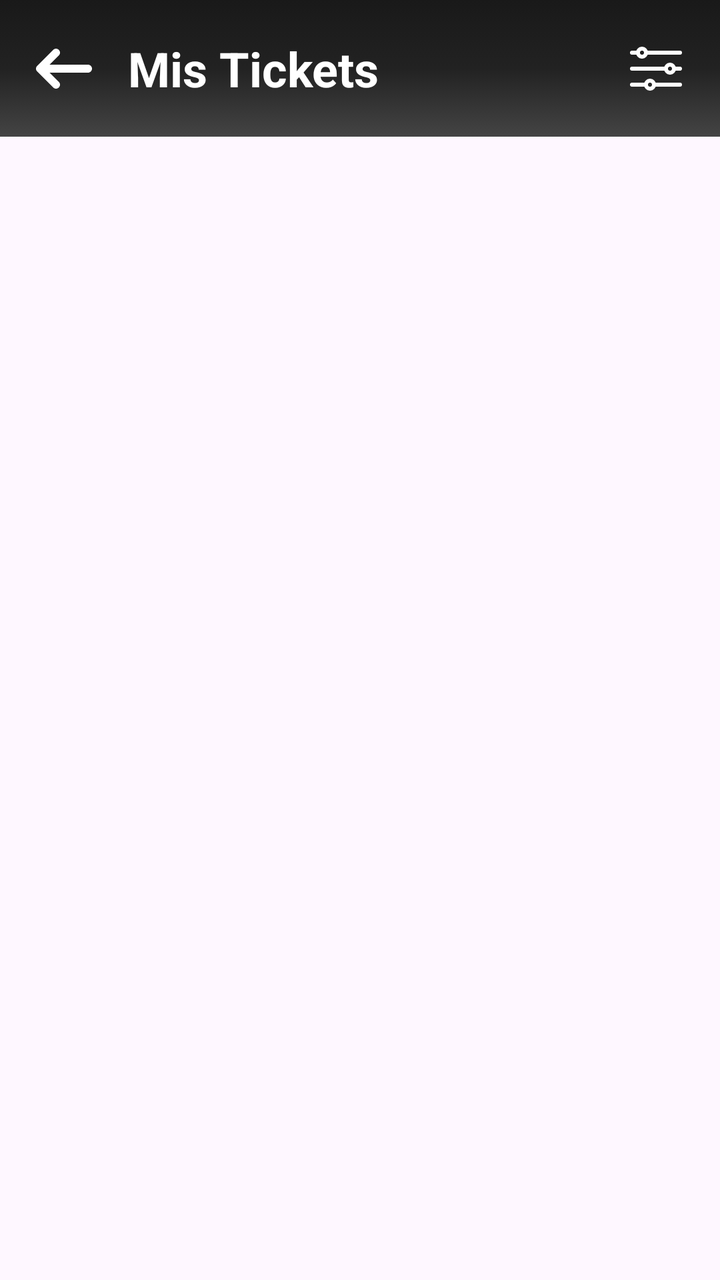
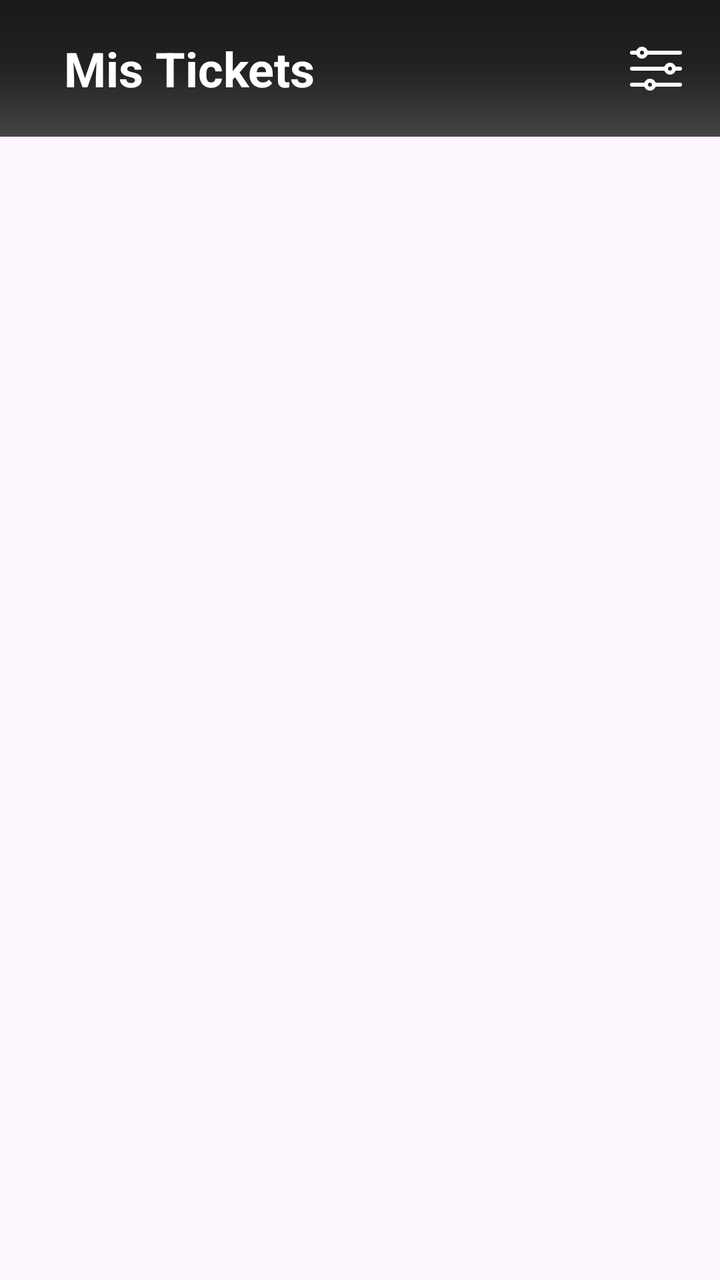

Screens rendered from an Android XML layout before and after an edit, with the pre-edit source and the edit as a unified diff.
<!-- AndroidManifest.xml: application theme Theme.ReparApp -->
<!-- res/layout/fragment_ticket_list_user.xml -->
<?xml version="1.0" encoding="utf-8"?>
<LinearLayout xmlns:android="http://schemas.android.com/apk/res/android"
    xmlns:tools="http://schemas.android.com/tools"
    android:layout_width="match_parent"
    android:layout_height="match_parent"
    android:orientation="vertical"
    xmlns:app="http://schemas.android.com/apk/res-auto"
    tools:context=".views.ui.fragments.ReportFragment">

    <androidx.constraintlayout.widget.ConstraintLayout
        android:id="@+id/headerLayout"
        android:layout_width="match_parent"
        android:layout_height="wrap_content"
        android:background="@drawable/bg_fondo"
        android:gravity="center_vertical"
        android:orientation="horizontal"
        android:paddingHorizontal="16dp"
        android:paddingVertical="18dp">

        <ImageView
            android:id="@+id/img_flecha_back"
            android:layout_width="wrap_content"
            android:layout_height="wrap_content"
            app:layout_constraintStart_toStartOf="parent"
            app:layout_constraintTop_toTopOf="parent"
            app:layout_constraintBottom_toBottomOf="parent"
            android:src="@drawable/icon_arrow_back"
            />

        <TextView
            android:id="@+id/tv_titulo_home"
            android:layout_width="wrap_content"
            android:layout_height="wrap_content"
            android:layout_marginStart="16dp"
            android:text="Mis Tickets"
            android:textColor="@android:color/white"
            android:textSize="24sp"
            android:textStyle="bold"
            app:layout_constraintStart_toEndOf="@id/img_flecha_back"
            app:layout_constraintTop_toTopOf="parent" />

        <ImageView
            android:id="@+id/img_filter"
            android:layout_width="wrap_content"
            android:layout_height="wrap_content"
            app:layout_constraintEnd_toEndOf="parent"
            app:layout_constraintTop_toTopOf="parent"
            app:layout_constraintBottom_toBottomOf="parent"
            android:src="@drawable/icon_filter"
            />

    </androidx.constraintlayout.widget.ConstraintLayout>

    <androidx.recyclerview.widget.RecyclerView
        android:id="@+id/rv_lista_tickets"
        android:layout_width="match_parent"
        android:layout_height="wrap_content"
        android:layout_marginTop="10dp"
        android:layout_marginHorizontal="20dp"
        tools:listitem="@layout/item_ticket" />

</LinearLayout>
<!-- res/layout/item_ticket.xml (included above) -->
<?xml version="1.0" encoding="utf-8"?>
<LinearLayout xmlns:android="http://schemas.android.com/apk/res/android"
    android:layout_width="match_parent"
    android:layout_height="80dp"
    xmlns:app="http://schemas.android.com/apk/res-auto"
    android:layout_marginHorizontal="8dp"
    android:layout_marginBottom="8dp"
    android:orientation="horizontal"
    android:gravity="center_vertical"

    >


        <ImageView
            android:id="@+id/ticketIcon"
            android:layout_width="45dp"
            android:layout_height="45dp"
            android:src="@drawable/icon_ticket_prueba"
            android:contentDescription="Ticket Type Icon"
            app:tint="@android:color/black"
            android:layout_marginEnd="12dp" />

        <LinearLayout
            android:layout_width="0dp"
            android:layout_height="wrap_content"
            android:layout_weight="1"
            android:layout_marginEnd="10dp"
            android:orientation="vertical">

            <TextView
                android:id="@+id/ticket_codigo"
                android:layout_width="wrap_content"
                android:layout_height="wrap_content"
                android:text="TICKET"
                android:maxLines="1"
                android:textColor="@color/primary_title"
                android:textSize="16sp"

                android:textStyle="bold" />

            <TextView
                android:id="@+id/ticket_fecha_reporte"
                android:layout_width="wrap_content"
                android:layout_height="wrap_content"
                android:text="12 Mayo 2025 - 9:14 Am"
                android:textColor="@color/grey"
                android:textSize="14sp"
                android:layout_marginTop="4dp" />

        </LinearLayout>

        <com.google.android.material.button.MaterialButton
            android:id="@+id/btn_ticket_ver_detalle"
            android:layout_width="wrap_content"
            android:layout_height="50dp"
            android:text="Ir"
            android:textColor="@android:color/white"
            android:backgroundTint = "#121212"
            android:textSize="16sp"
            android:paddingHorizontal="10dp"
            android:textAllCaps="false"
            android:minWidth="0dp"
            app:icon="@drawable/ic_arrow_right"
            app:iconGravity="end"
            app:cornerRadius="5dp"/>


    </LinearLayout>
<!-- resources referenced by this layout -->
<resources>
  <color name="grey">#828282</color>
  <color name="primary_title">#171717</color>
  <!-- drawable bg_fondo (drawable) -->
  <?xml version="1.0" encoding="utf-8"?>
  <selector xmlns:android="http://schemas.android.com/apk/res/android">
      <item>
          <shape android:shape="rectangle">
              <gradient
                  android:type="linear"
                  android:angle="270"
                  android:startColor="#191919"
                  android:centerColor="#222222"
                  android:endColor="#444444"
                  android:gradientRadius="0.8"
              />
          </shape>
      </item>
  </selector>
  <!-- drawable icon_arrow_back (drawable) -->
  <vector xmlns:android="http://schemas.android.com/apk/res/android"
      android:width="32dp"
      android:height="32dp"
      android:viewportWidth="32"
      android:viewportHeight="32">
    <path
        android:fillColor="#FFFFFF"
        android:pathData="M28,14H8.8l4.62,-4.62C13.814,8.986 14,8.516 14,8c0,-0.984 -0.813,-2 -2,-2c-0.531,0 -0.994,0.193 -1.38,0.58l-7.958,7.958C2.334,14.866 2,15.271 2,16s0.279,1.08 0.646,1.447l7.974,7.973C11.006,25.807 11.469,26 12,26c1.188,0 2,-1.016 2,-2c0,-0.516 -0.186,-0.986 -0.58,-1.38L8.8,18H28c1.104,0 2,-0.896 2,-2S29.104,14 28,14z"/>
  </vector>
  <!-- drawable icon_filter (drawable) -->
  <vector xmlns:android="http://schemas.android.com/apk/res/android"
      android:width="32dp"
      android:height="32dp"
      android:viewportWidth="32"
      android:viewportHeight="32">
    <path
        android:fillColor="#FFFF"
        android:pathData="M28,9H11a1,1 0,0 1,0 -2H28a1,1 0,0 1,0 2Z"/>
    <path
        android:fillColor="#FFF"
        android:pathData="M7,9H4A1,1 0,0 1,4 7H7A1,1 0,0 1,7 9Z"/>
    <path
        android:fillColor="#FFF"
        android:pathData="M21,17H4a1,1 0,0 1,0 -2H21a1,1 0,0 1,0 2Z"/>
    <path
        android:fillColor="#FFF"
        android:pathData="M11,25H4a1,1 0,0 1,0 -2h7a1,1 0,0 1,0 2Z"/>
    <path
        android:fillColor="#FFF"
        android:pathData="M9,11a3,3 0,1 1,3 -3A3,3 0,0 1,9 11ZM9,7a1,1 0,1 0,1 1A1,1 0,0 0,9 7Z"/>
    <path
        android:fillColor="#FFF"
        android:pathData="M23,19a3,3 0,1 1,3 -3A3,3 0,0 1,23 19ZM23,15a1,1 0,1 0,1 1A1,1 0,0 0,23 15Z"/>
    <path
        android:fillColor="#FFF"
        android:pathData="M13,27a3,3 0,1 1,3 -3A3,3 0,0 1,13 27ZM13,23a1,1 0,1 0,1 1A1,1 0,0 0,13 23Z"/>
    <path
        android:fillColor="#FFF"
        android:pathData="M28,17H25a1,1 0,0 1,0 -2h3a1,1 0,0 1,0 2Z"/>
    <path
        android:fillColor="#FFF"
        android:pathData="M28,25H15a1,1 0,0 1,0 -2H28a1,1 0,0 1,0 2Z"/>
  </vector>
  <style name="Theme.ReparApp" parent="Base.Theme.ReparApp" />
  <style name="Base.Theme.ReparApp" parent="Theme.Material3.DayNight.NoActionBar">
  
      </style>
  <!-- unchanged entries left out for length: 2 -->
</resources>

<!-- the commit's change to res/layout/fragment_ticket_list_user.xml (unified diff, before → after) -->
@@ -17,15 +17,7 @@
         android:paddingHorizontal="16dp"
         android:paddingVertical="18dp">
 
-        <ImageView
-            android:id="@+id/img_flecha_back"
-            android:layout_width="wrap_content"
-            android:layout_height="wrap_content"
-            app:layout_constraintStart_toStartOf="parent"
-            app:layout_constraintTop_toTopOf="parent"
-            app:layout_constraintBottom_toBottomOf="parent"
-            android:src="@drawable/icon_arrow_back"
-            />
+
 
         <TextView
             android:id="@+id/tv_titulo_home"
@@ -36,7 +28,7 @@
             android:textColor="@android:color/white"
             android:textSize="24sp"
             android:textStyle="bold"
-            app:layout_constraintStart_toEndOf="@id/img_flecha_back"
+            app:layout_constraintStart_toStartOf="parent"
             app:layout_constraintTop_toTopOf="parent" />
 
         <ImageView
<!-- resource entries referenced after the edit -->
@@ -18,16 +18,6 @@
           </shape>
       </item>
   </selector>
-  <!-- drawable icon_arrow_back (drawable) -->
-  <vector xmlns:android="http://schemas.android.com/apk/res/android"
-      android:width="32dp"
-      android:height="32dp"
-      android:viewportWidth="32"
-      android:viewportHeight="32">
-    <path
-        android:fillColor="#FFFFFF"
-        android:pathData="M28,14H8.8l4.62,-4.62C13.814,8.986 14,8.516 14,8c0,-0.984 -0.813,-2 -2,-2c-0.531,0 -0.994,0.193 -1.38,0.58l-7.958,7.958C2.334,14.866 2,15.271 2,16s0.279,1.08 0.646,1.447l7.974,7.973C11.006,25.807 11.469,26 12,26c1.188,0 2,-1.016 2,-2c0,-0.516 -0.186,-0.986 -0.58,-1.38L8.8,18H28c1.104,0 2,-0.896 2,-2S29.104,14 28,14z"/>
-  </vector>
   <!-- drawable icon_filter (drawable) -->
   <vector xmlns:android="http://schemas.android.com/apk/res/android"
       android:width="32dp"
